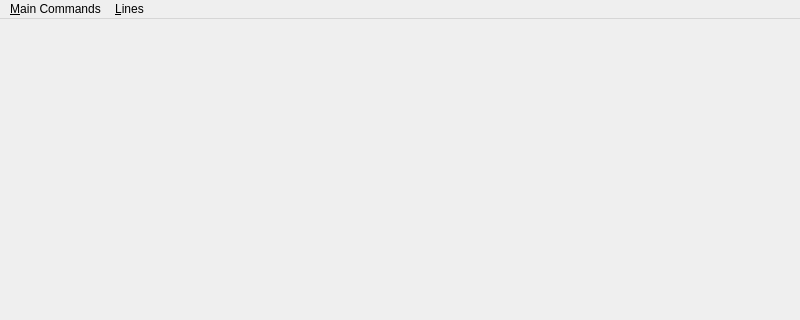
First picture: the form in ГИИСиКГ/_Практика/Graphic/main.ui, repository sidorovis/restudy, before the edit; both pictures show x 0 to 800 and y 0 to 320 of the 800 by 600 pixel window.
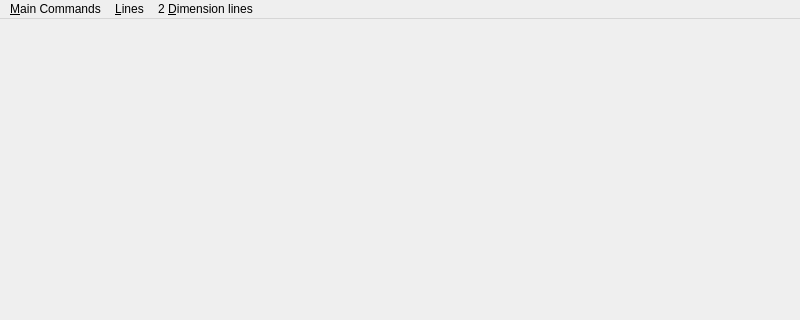
Second picture: the form after the edit.

Diff of the .ui file:
```diff
--- a/ГИИСиКГ/_Практика/Graphic/main.ui
+++ b/ГИИСиКГ/_Практика/Graphic/main.ui
@@ -36,8 +36,15 @@
     <addaction name="actionClear_Field" />
     <addaction name="actionDelete_last_draw_action" />
    </widget>
+   <widget class="QMenu" name="menu2_dimension_lines" >
+    <property name="title" >
+     <string>2 &amp;Dimension lines</string>
+    </property>
+    <addaction name="actionEllipse" />
+   </widget>
    <addaction name="menuMain_Commands" />
    <addaction name="menuLines" />
+   <addaction name="menu2_dimension_lines" />
   </widget>
   <widget class="QStatusBar" name="statusbar" />
   <action name="actionADC" >
```
Left out of the diff: 5 changed lines with no effect on the pictures.
